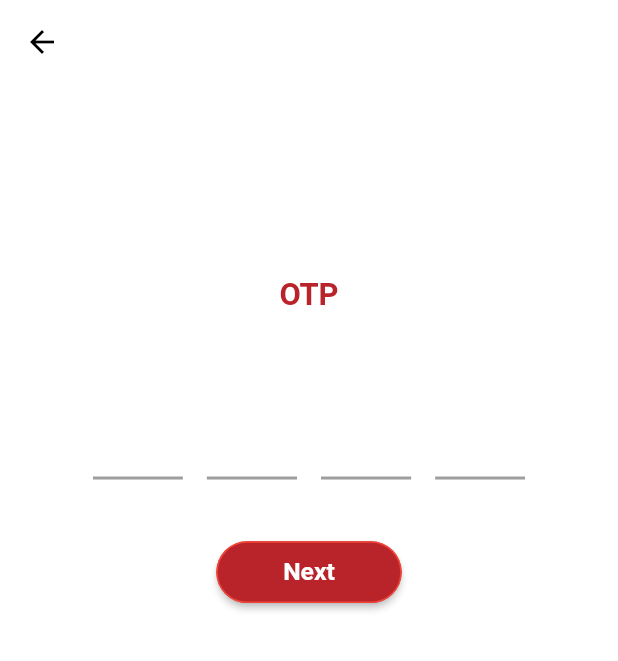
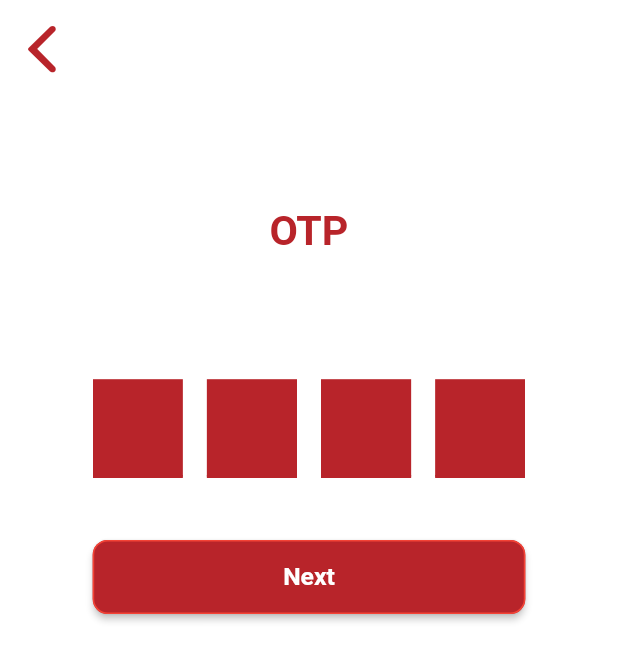
Before and after one commit to HasanMasrur/Auto-otp-verification, a Flutter app: the screen it shows after launch, on a phone screen of 412 x 824 dp. Shown: the top 661 px of the screen. Run offline on Flutter 3.47's test engine with Material 2 defaults, Android fonts, the phone set to English and light mode, and no system bars; drawn by our look-alikes of sms_autofill; our stand-ins replace dartz, dio, equatable, flutter_bloc, flutter_easyloading, freezed_annotation and 1 more.

Commit message:
added custom button on otp screen

```diff
--- a/lib/screen/Auth/otp_screen.dart
+++ b/lib/screen/Auth/otp_screen.dart
@@ -1,5 +1,6 @@
+import 'package:auto_opt_varifacation/screen/Auth/widget/custom_button.dart';
+import 'package:flutter/cupertino.dart';
 import 'package:flutter/material.dart';
-import 'package:provider/provider.dart';
 import 'package:sizer/sizer.dart';
 import 'package:sms_autofill/sms_autofill.dart';
 
@@ -32,34 +33,6 @@ class _RegistationScreen extends State<OtpScreen> {
   final PageController _pageController = PageController(initialPage: 1);
   int _pageIndex = 0;
   String? pin = '';
-  Widget onlySelectedBorderPinPut() {
-    return Form(
-      key: _formKey,
-      child: PinFieldAutoFill(
-        decoration: UnderlineDecoration(
-          textStyle: TextStyle(fontWeight: FontWeight.bold, color: Colors.red),
-          colorBuilder: FixedColorBuilder(Colors.grey),
-        ),
-        codeLength: 4,
-        cursor: Cursor(
-          width: 2,
-          height: 40,
-          color: Colors.red,
-          radius: Radius.circular(1),
-          enabled: true,
-        ),
-        focusNode: _pinPutFocusNode,
-        controller: _pinPutController,
-        onCodeChanged: (val) {
-          pin = val;
-          print("Autofilled " + pin.toString());
-        },
-        onCodeSubmitted: (val) {
-          print("Submitted " + val);
-        },
-      ),
-    );
-  }
 
   bool ischeck = false;
 
@@ -78,7 +51,8 @@ class _RegistationScreen extends State<OtpScreen> {
       backgroundColor: Colors.white,
       appBar: AppBar(
         leading: IconButton(
-          icon: Icon(Icons.arrow_back, color: Colors.black),
+          icon:
+              Icon(CupertinoIcons.back, color: Color(0xffb8242a), size: 6.0.h),
           onPressed: () => Navigator.of(context).pop(),
         ),
         centerTitle: true,
@@ -87,31 +61,30 @@ class _RegistationScreen extends State<OtpScreen> {
       ),
       body: SingleChildScrollView(
         child: Container(
+            margin: EdgeInsets.only(
+              left: 15.0.w,
+              right: 15.0.w,
+            ),
             height: 87.0.h,
             width: 100.0.w,
             child: Column(
               children: [
                 SizedBox(
-                  height: 15.0.h,
+                  height: 10.0.h,
                 ),
-                Container(
-                  height: 4.0.h,
-                  child: Center(
+                Center(
                   child: Text('OTP',
                       style: TextStyle(
-                          fontSize: 15.0.sp,
+                        fontSize: 20.0.sp,
                         fontWeight: FontWeight.bold,
                         color: Color(0xffb8242a),
                       )),
                 ),
+                SizedBox(
+                  height: 10.0.h,
                 ),
                 Container(
-                  margin: EdgeInsets.only(
-                    left: 15.0.w,
-                    right: 15.0.w,
-                    top: 3.0.h,
-                  ),
-                  height: 10.0.h,
+                  height: 8.0.h,
                   width: 100.0.w,
                   child: Builder(
                     builder: (context) {
@@ -130,33 +103,50 @@ class _RegistationScreen extends State<OtpScreen> {
                 SizedBox(
                   height: 5.0.h,
                 ),
-                Container(
-                    height: 5.0.h,
-                    width: 30.0.w,
-                    child: ElevatedButton(
-                        style: ElevatedButton.styleFrom(
-                          shape: RoundedRectangleBorder(
-                              borderRadius:
-                                  BorderRadius.all(Radius.circular(30)),
-                              side: BorderSide(color: Colors.red)),
-                          primary: Color(0xffb8242a),
-                          //  onPrimary: Colors.black87,
-                          // elevation: 10.0,
-                          //  shadowColor: Colors.yellow[200],
-                        ),
+                /*
+                Custom Button:
+                perimeter : onpressed
+                type: void Function()? onPressed;
+                 */
+                CustomButton(
                   onPressed: () {
                     if (pin!.length == 4) {}
                   },
-                        child: Text(
-                          'Next',
-                          style: TextStyle(
-                              color: Colors.white,
-                              fontWeight: FontWeight.bold,
-                              fontSize: 2.0.h),
-                        ))),
+                )
               ],
             )),
       ),
     );
   }
+
+  Widget onlySelectedBorderPinPut() {
+    return Form(
+      key: _formKey,
+      child: PinFieldAutoFill(
+        decoration: UnderlineDecoration(
+          textStyle:
+              TextStyle(fontWeight: FontWeight.bold, color: Colors.white),
+          colorBuilder: FixedColorBuilder(Color(0xffb8242a)),
+          bgColorBuilder: FixedColorBuilder(Color(0xffb8242a)),
+        ),
+        codeLength: 4,
+        cursor: Cursor(
+          width: 2,
+          height: 35,
+          color: Color(0xffb8242a),
+          radius: Radius.circular(15),
+          enabled: true,
+        ),
+        focusNode: _pinPutFocusNode,
+        controller: _pinPutController,
+        onCodeChanged: (val) {
+          pin = val;
+          print("Autofilled " + pin.toString());
+        },
+        onCodeSubmitted: (val) {
+          print("Submitted " + val);
+        },
+      ),
+    );
   }
+}
--- /dev/null
+++ b/lib/screen/Auth/widget/custom_button.dart
@@ -0,0 +1,32 @@
+import 'package:flutter/material.dart';
+import 'package:flutter/widgets.dart';
+import 'package:sizer/sizer.dart';
+
+class CustomButton extends StatelessWidget {
+  void Function()? onPressed;
+  CustomButton({this.onPressed});
+  @override
+  Widget build(BuildContext context) {
+    return Container(
+        height: 6.0.h,
+        width: 70.0.w,
+        child: ElevatedButton(
+            style: ElevatedButton.styleFrom(
+              shape: RoundedRectangleBorder(
+                  borderRadius: BorderRadius.all(Radius.circular(10)),
+                  side: BorderSide(color: Colors.red)),
+              primary: Color(0xffb8242a),
+              //  onPrimary: Colors.black87,
+              // elevation: 10.0,
+              //  shadowColor: Colors.yellow[200],
+            ),
+            onPressed: onPressed,
+            child: Text(
+              'Next',
+              style: TextStyle(
+                  color: Colors.white,
+                  fontWeight: FontWeight.bold,
+                  fontSize: 2.0.h),
+            )));
+  }
+}
```
Lines whose indentation alone changed are shown as unchanged.
